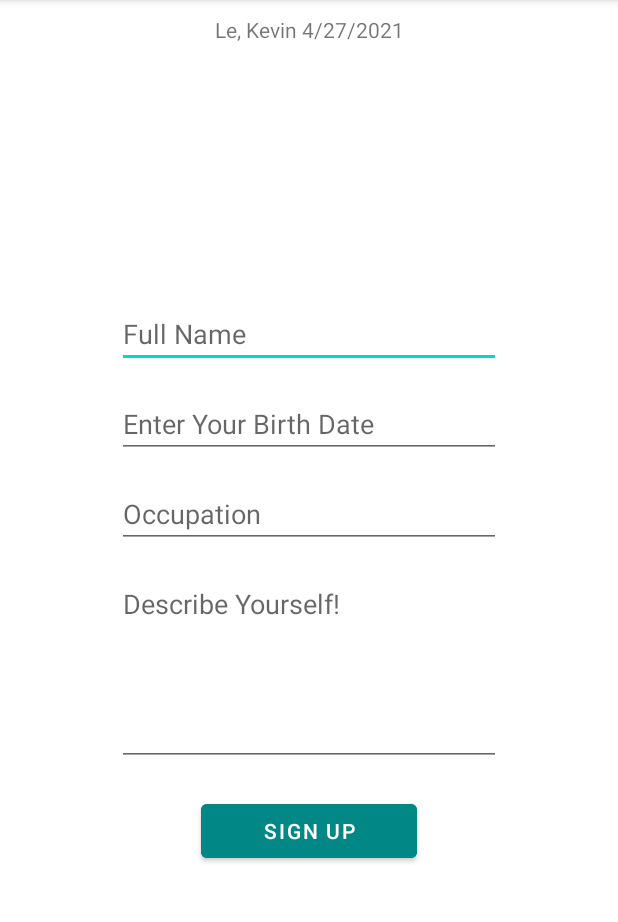
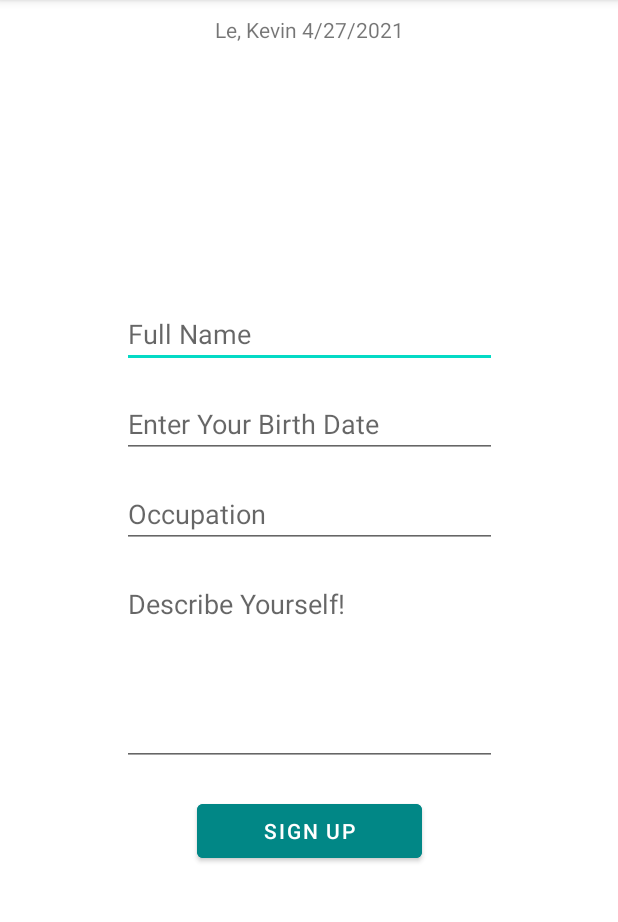
Before and after one commit to kevinles117/ad340spring2021, an Android app: the screen it shows after launch (MainActivity), on a phone screen of 412 x 824 dp, the part 84-1006 px from its top. Run offline under Robolectric (Android 15) with nearby library versions, the phone set to English and light mode, and no system bars.

Commit message:
Instead of using ems, changed layout_width

```diff
--- a/app/src/main/res/layout/activity_main.xml
+++ b/app/src/main/res/layout/activity_main.xml
@@ -24,10 +24,9 @@
         <EditText
             android:id="@+id/name"
             style="@style/editTextStyle"
-            android:layout_width="wrap_content"
+            android:layout_width="@dimen/layoutWidthEditText"
             android:layout_height="wrap_content"
             android:layout_marginTop="@dimen/marginScreenTop"
-            android:ems="12"
             android:hint="@string/full_name_string"
             android:imeOptions="actionDone"
             app:layout_constraintStart_toStartOf="parent"
@@ -36,10 +35,9 @@
 
         <EditText
             android:id="@+id/birth_date"
-            android:layout_width="wrap_content"
+            android:layout_width="@dimen/layoutWidthEditText"
             android:layout_height="wrap_content"
             android:layout_marginTop="@dimen/marginTopEditText"
-            android:ems="12"
             android:focusable="false"
             android:hint="@string/birth_date_string"
             android:imeOptions="actionDone"
@@ -50,10 +48,9 @@
         <EditText
             android:id="@+id/occupation"
             style="@style/editTextStyle"
-            android:layout_width="wrap_content"
+            android:layout_width="@dimen/layoutWidthEditText"
             android:layout_height="wrap_content"
             android:layout_marginTop="@dimen/marginTopEditText"
-            android:ems="12"
             android:hint="@string/occupation_string"
             android:imeOptions="actionDone"
             app:layout_constraintEnd_toEndOf="parent"
@@ -63,12 +60,11 @@
         <EditText
             android:id="@+id/description"
             style="@style/editTextStyle"
-            android:layout_width="wrap_content"
+            android:layout_width="@dimen/layoutWidthEditText"
             android:layout_height="wrap_content"
             android:inputType="textMultiLine"
             android:layout_marginTop="@dimen/marginTopEditText"
             android:gravity="top|left"
-            android:ems="12"
             android:lines="5"
             android:maxLines="5"
             android:hint="@string/description_string"
@@ -80,11 +76,10 @@
         <Button
             android:id="@+id/sign_up_button"
             android:backgroundTint="@color/teal_700"
-            android:layout_width="wrap_content"
+            android:layout_width="@dimen/layoutWidthButton"
             android:layout_height="wrap_content"
             android:layout_marginTop="@dimen/buttonMarginTop"
             android:onClick="signUpButtonHandler"
-            android:ems="9"
             android:text="@string/sign_up_string"
             app:layout_constraintEnd_toEndOf="parent"
             app:layout_constraintStart_toStartOf="parent"
--- a/app/src/main/res/values/dimens.xml
+++ b/app/src/main/res/values/dimens.xml
@@ -15,4 +15,6 @@
     <dimen name="occupationPaddingBottom">15dp</dimen>
     <dimen name="descriptionTextSize">20sp</dimen>
     <dimen name="descriptionPaddingLeft">20dp</dimen>
+    <dimen name="layoutWidthEditText">250dp</dimen>
+    <dimen name="layoutWidthButton">150dp</dimen>
 </resources>
```
